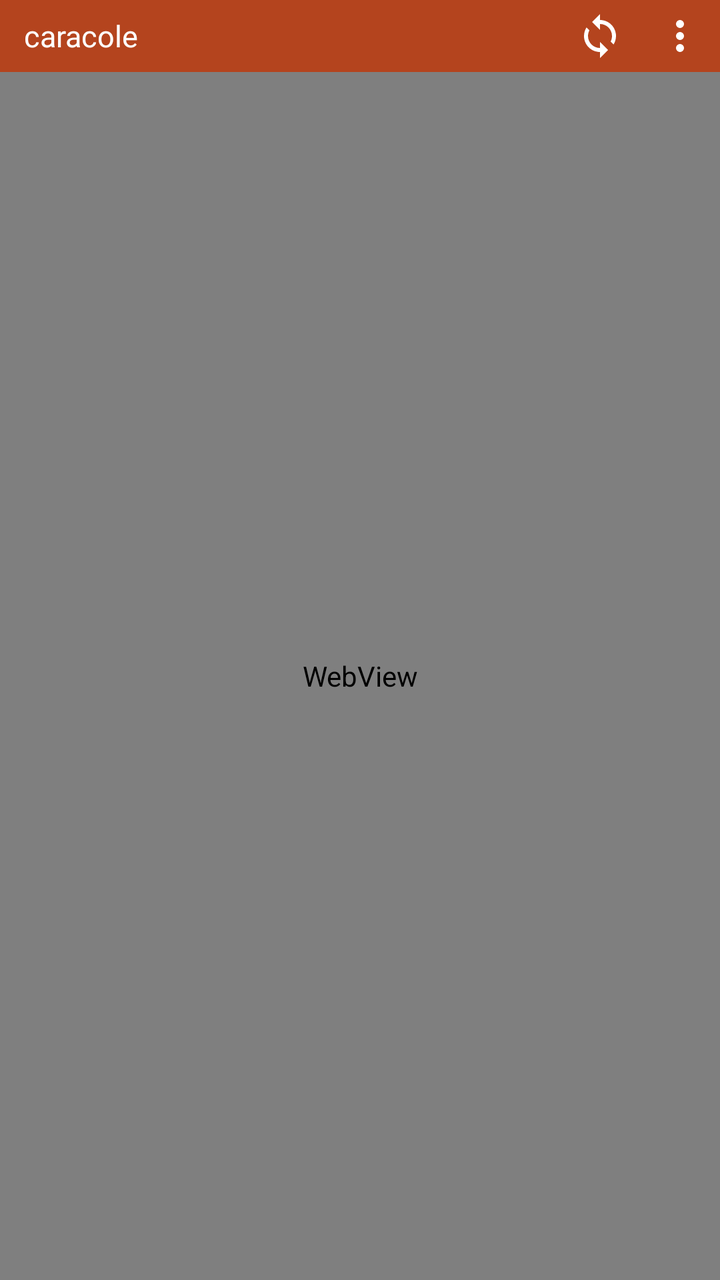
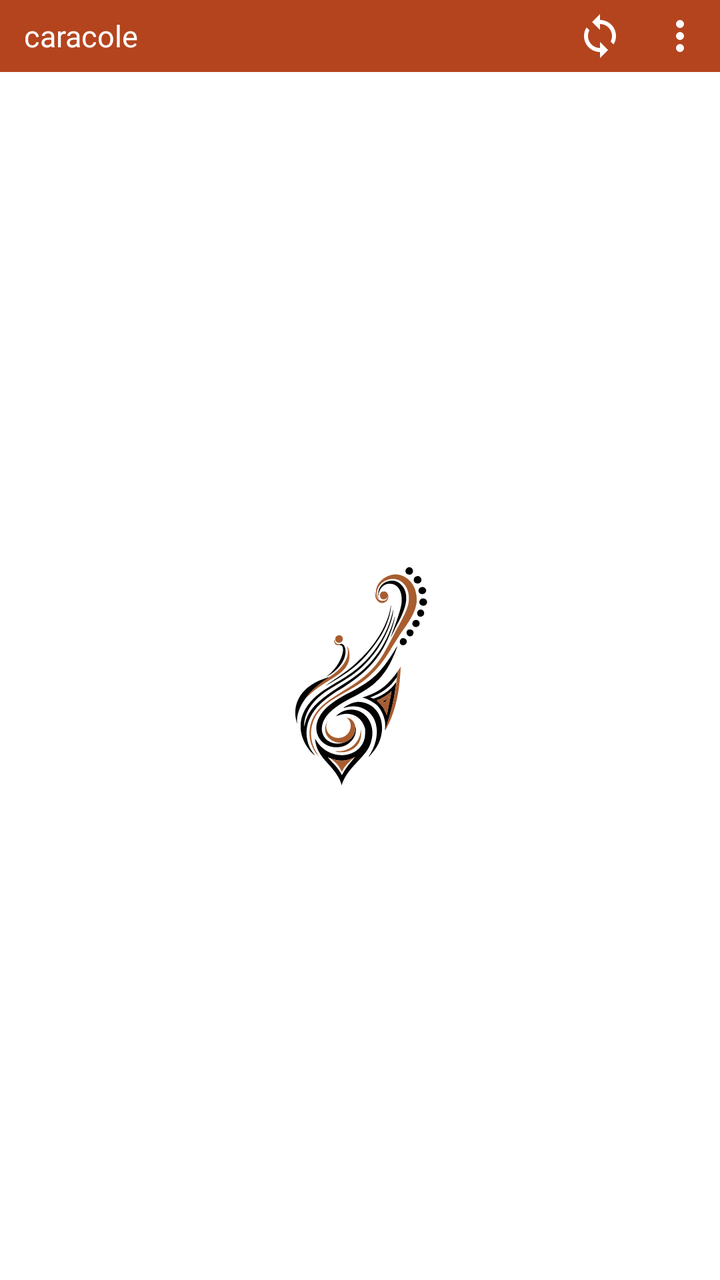

Before-and-after screenshots of an Android layout around one commit, followed by the original layout XML and the change that was made.
<!-- AndroidManifest.xml: application theme Theme.Caracole -->
<!-- res/layout/activity_main.xml -->
<?xml version="1.0" encoding="utf-8"?>
<LinearLayout xmlns:android="http://schemas.android.com/apk/res/android"
    android:id="@+id/root"
    android:layout_width="match_parent"
    android:layout_height="match_parent"
    android:orientation="vertical">

    
    <LinearLayout
        android:id="@+id/bar"
        android:layout_width="match_parent"
        android:layout_height="wrap_content"
        android:background="@color/bar"
        android:gravity="center_vertical"
        android:orientation="horizontal"
        android:paddingStart="12dp">

        <TextView
            android:id="@+id/title"
            android:layout_width="0dp"
            android:layout_height="wrap_content"
            android:layout_weight="1"
            android:ellipsize="end"
            android:maxLines="1"
            android:text="@string/app_name"
            android:textColor="@color/on_bar"
            android:textSize="15sp" />

        <ImageButton
            android:id="@+id/sync"
            android:layout_width="40dp"
            android:layout_height="36dp"
            android:background="?android:attr/selectableItemBackgroundBorderless"
            android:contentDescription="@string/sync"
            android:src="@drawable/ic_sync"
            android:tooltipText="@string/sync" />

        <ImageButton
            android:id="@+id/more"
            android:layout_width="40dp"
            android:layout_height="36dp"
            android:background="?android:attr/selectableItemBackgroundBorderless"
            android:contentDescription="@string/more"
            android:src="@drawable/ic_more" />
    </LinearLayout>

    
    <TextView
        android:id="@+id/status"
        android:layout_width="match_parent"
        android:layout_height="wrap_content"
        android:background="@color/status"
        android:paddingStart="12dp"
        android:paddingTop="2dp"
        android:paddingEnd="12dp"
        android:paddingBottom="2dp"
        android:textColor="@color/text"
        android:textSize="12sp"
        android:visibility="gone" />

    <FrameLayout
        android:layout_width="match_parent"
        android:layout_height="0dp"
        android:layout_weight="1">

        <WebView
            android:id="@+id/web"
            android:layout_width="match_parent"
            android:layout_height="match_parent" />

        
        <TextView
            android:id="@+id/size_label"
            android:layout_width="wrap_content"
            android:layout_height="wrap_content"
            android:layout_gravity="top|center_horizontal"
            android:layout_marginTop="16dp"
            android:background="@drawable/size_label"
            android:elevation="4dp"
            android:fontFeatureSettings="tnum"
            android:gravity="center"
            android:importantForAccessibility="no"
            android:minWidth="76dp"
            android:paddingStart="16dp"
            android:paddingTop="6dp"
            android:paddingEnd="16dp"
            android:paddingBottom="6dp"
            android:textColor="@color/on_bar"
            android:textSize="18sp"
            android:textStyle="bold"
            android:visibility="gone" />
    </FrameLayout>
</LinearLayout>
<!-- resources referenced by this layout -->
<resources>
  <color name="bar">#B4441E</color>
  <color name="on_bar">#FFFFFF</color>
  <color name="status">#F5E9E3</color>
  <color name="text">#1F1B19</color>
  <!-- drawable ic_more (drawable) -->
  <?xml version="1.0" encoding="utf-8"?>
  <vector xmlns:android="http://schemas.android.com/apk/res/android"
      android:width="24dp" android:height="24dp" android:viewportWidth="24" android:viewportHeight="24"
      android:tint="@color/on_bar">
      <path android:fillColor="#FFFFFF"
          android:pathData="M12,8a2,2 0,1 0,0 -4a2,2 0,1 0,0 4zM12,14a2,2 0,1 0,0 -4a2,2 0,1 0,0 4zM12,20a2,2 0,1 0,0 -4a2,2 0,1 0,0 4z" />
  </vector>
  <!-- drawable ic_sync (drawable) -->
  <?xml version="1.0" encoding="utf-8"?>
  <vector xmlns:android="http://schemas.android.com/apk/res/android"
      android:width="24dp" android:height="24dp" android:viewportWidth="24" android:viewportHeight="24"
      android:tint="@color/on_bar">
      <path android:fillColor="#FFFFFF"
          android:pathData="M12,4V1L8,5l4,4V6c3.31,0 6,2.69 6,6 0,1.01 -0.25,1.97 -0.7,2.8l1.46,1.46C19.54,15.03 20,13.57 20,12c0,-4.42 -3.58,-8 -8,-8zM12,18c-3.31,0 -6,-2.69 -6,-6 0,-1.01 0.25,-1.97 0.7,-2.8L5.24,7.74C4.46,8.97 4,10.43 4,12c0,4.42 3.58,8 8,8v3l4,-4 -4,-4v3z" />
  </vector>
  <!-- drawable size_label (drawable) -->
  <?xml version="1.0" encoding="utf-8"?>
  <shape xmlns:android="http://schemas.android.com/apk/res/android" android:shape="rectangle">
      <solid android:color="@color/bar" />
      <stroke android:width="1.5dp" android:color="@color/label_edge" />
      <corners android:radius="999dp" />
  </shape>
  <string name="app_name">caracole</string>
  <string name="more">More</string>
  <string name="sync">Sync</string>
  <style name="Theme.Caracole" parent="android:Theme.Material.Light.NoActionBar">
          <item name="android:colorPrimary">@color/bar</item>
          <item name="android:colorPrimaryDark">@color/bar</item>
          <item name="android:colorAccent">@color/accent</item>
          <item name="android:windowBackground">@color/background</item>
          <item name="android:textColorPrimary">@color/text</item>
      </style>
  <color name="label_edge">#FFFFFF</color>
  <color name="accent">#B4441E</color>
  <color name="background">#FFFFFF</color>
</resources>

<!-- the commit's change to res/layout/activity_main.xml (unified diff, before → after) -->
@@ -69,6 +69,21 @@
             android:layout_height="match_parent" />
 
         
+        <FrameLayout
+            android:id="@+id/loading"
+            android:layout_width="match_parent"
+            android:layout_height="match_parent"
+            android:background="@color/background">
+
+            <ImageView
+                android:layout_width="200dp"
+                android:layout_height="200dp"
+                android:layout_gravity="center"
+                android:contentDescription="@string/loading"
+                android:src="@drawable/logo_loading" />
+        </FrameLayout>
+
+        
         <TextView
             android:id="@+id/size_label"
             android:layout_width="wrap_content"
<!-- resource entries referenced after the edit -->
@@ -20,6 +20,16 @@
       <path android:fillColor="#FFFFFF"
           android:pathData="M12,4V1L8,5l4,4V6c3.31,0 6,2.69 6,6 0,1.01 -0.25,1.97 -0.7,2.8l1.46,1.46C19.54,15.03 20,13.57 20,12c0,-4.42 -3.58,-8 -8,-8zM12,18c-3.31,0 -6,-2.69 -6,-6 0,-1.01 0.25,-1.97 0.7,-2.8L5.24,7.74C4.46,8.97 4,10.43 4,12c0,4.42 3.58,8 8,8v3l4,-4 -4,-4v3z" />
   </vector>
+  <!-- drawable logo_loading (drawable) -->
+  <?xml version="1.0" encoding="utf-8"?>
+  <layer-list xmlns:android="http://schemas.android.com/apk/res/android">
+      <item android:left="18dp" android:top="18dp" android:right="18dp" android:bottom="18dp">
+          <shape android:shape="oval">
+              <solid android:color="@color/ic_launcher_background" />
+          </shape>
+      </item>
+      <item android:drawable="@drawable/ic_launcher_foreground" />
+  </layer-list>
   <!-- drawable size_label (drawable) -->
   <?xml version="1.0" encoding="utf-8"?>
   <shape xmlns:android="http://schemas.android.com/apk/res/android" android:shape="rectangle">
@@ -28,6 +38,7 @@
       <corners android:radius="999dp" />
   </shape>
   <string name="app_name">caracole</string>
+  <string name="loading">caracole, opening</string>
   <string name="more">More</string>
   <string name="sync">Sync</string>
   <style name="Theme.Caracole" parent="android:Theme.Material.Light.NoActionBar">
@@ -37,6 +48,8 @@
           <item name="android:windowBackground">@color/background</item>
           <item name="android:textColorPrimary">@color/text</item>
       </style>
+  <color name="ic_launcher_background">#FFFFFF</color>
+  <!-- drawable ic_launcher_foreground: vector/xml drawable (drawable, 4184 chars, omitted) -->
   <color name="label_edge">#FFFFFF</color>
   <color name="accent">#B4441E</color>
   <color name="background">#FFFFFF</color>
